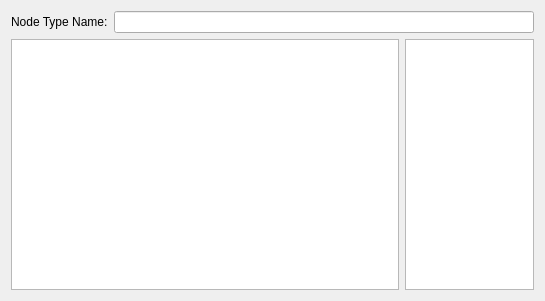
Old version of the form src/gui/SimpleParser/SPRulePatternInputWidget.ui in the repository xushengj/PrepPipe.
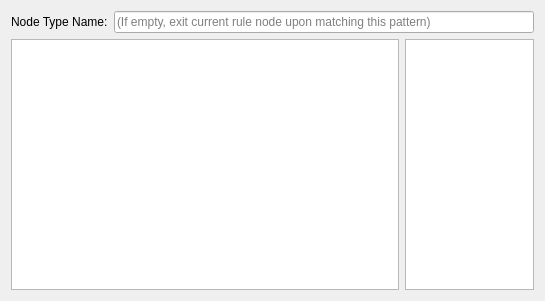
New version of the form. Custom widgets are drawn as their Qt base class.

Commit message: Added [skip empty line before matching] option in SimpleParser; load/save not added yet

```diff
--- a/src/gui/SimpleParser/SPRulePatternInputWidget.ui
+++ b/src/gui/SimpleParser/SPRulePatternInputWidget.ui
@@ -24,7 +24,11 @@
       </widget>
      </item>
      <item>
-      <widget class="QLineEdit" name="typeNameLineEdit"/>
+      <widget class="QLineEdit" name="typeNameLineEdit">
+       <property name="placeholderText">
+        <string>(If empty, exit current rule node upon matching this pattern)</string>
+       </property>
+      </widget>
      </item>
     </layout>
    </item>
```
The commit also changes 2 other files.
